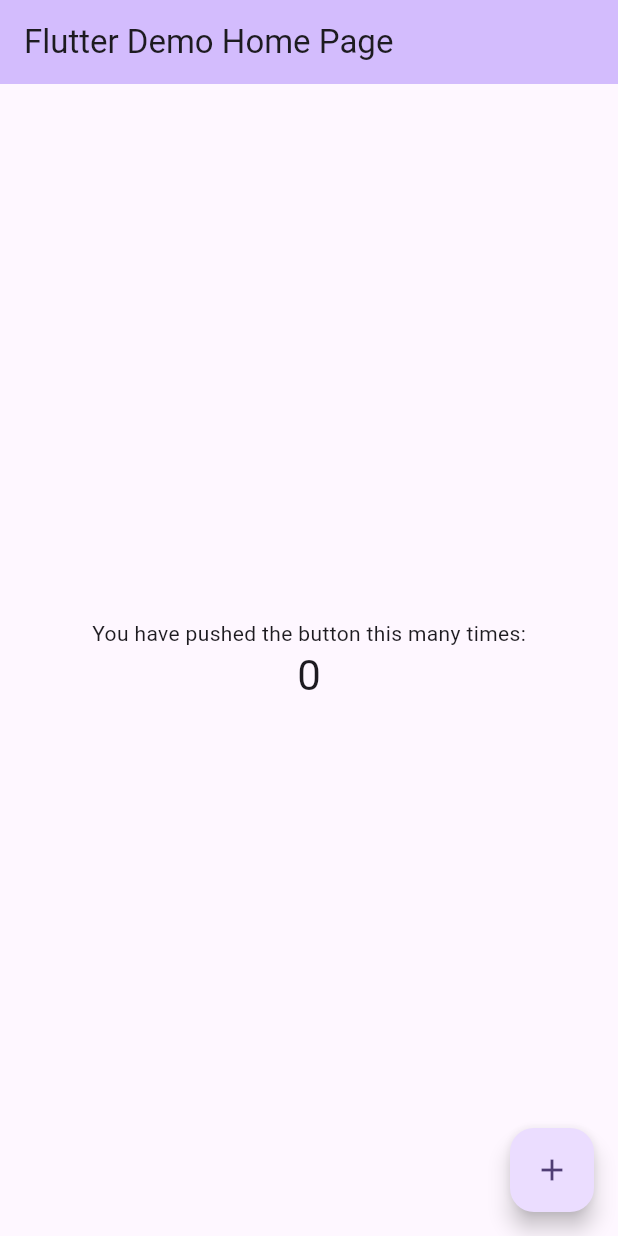
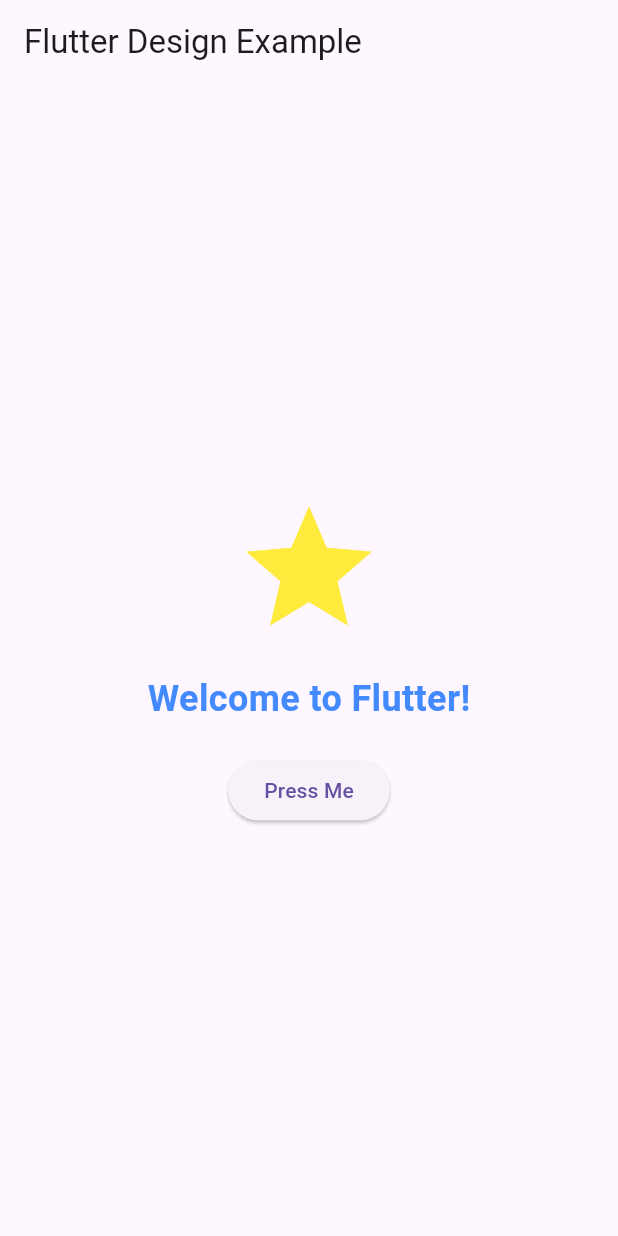
Before and after one commit to CHRISTIANMESTOLA/ordermanagement, a Flutter app: the screen it shows after launch, on a phone screen of 412 x 824 dp. Run offline on Flutter 3.47's test engine with Material 3 defaults, Android fonts, the phone set to English and light mode, and no system bars.

Commit message:
2nd change

```diff
--- a/lib/main.dart
+++ b/lib/main.dart
@@ -1,112 +1,63 @@
 import 'package:flutter/material.dart';
 
 void main() {
-  runApp(const MyApp());
+  runApp(MyApp());
 }
 
 class MyApp extends StatelessWidget {
-  const MyApp({super.key});
-
-  // This widget is the root of your application.
   @override
   Widget build(BuildContext context) {
     return MaterialApp(
-      debugShowCheckedModeBanner: false,
-      title: 'Flutter Demo',
+      debugShowCheckedModeBanner: false,  // Removes the debug banner
+      title: 'Flutter Design Example',
       theme: ThemeData(
-
-        colorScheme: ColorScheme.fromSeed(seedColor: Colors.deepPurple),
-        useMaterial3: true,
+        primarySwatch: Colors.blue,
+        visualDensity: VisualDensity.adaptivePlatformDensity,
       ),
-      home: const MyHomePage(title: 'Flutter Demo Home Page'),
+      home: MyHomePage(),
     );
   }
 }
 
-class MyHomePage extends StatefulWidget {
-  const MyHomePage({super.key, required this.title});
-
-  // This widget is the home page of your application. It is stateful, meaning
-  // that it has a State object (defined below) that contains fields that affect
-  // how it looks.
-
-  // This class is the configuration for the state. It holds the values (in this
-  // case the title) provided by the parent (in this case the App widget) and
-  // used by the build method of the State. Fields in a Widget subclass are
-  // always marked "final".
-
-  final String title;
-
-  @override
-  State<MyHomePage> createState() => _MyHomePageState();
-}
-
-class _MyHomePageState extends State<MyHomePage> {
-  int _counter = 0;
-
-  void _incrementCounter() {
-    setState(() {
-      // This call to setState tells the Flutter framework that something has
-      // changed in this State, which causes it to rerun the build method below
-      // so that the display can reflect the updated values. If we changed
-      // _counter without calling setState(), then the build method would not be
-      // called again, and so nothing would appear to happen.
-      _counter++;
-    });
-  }
-
+class MyHomePage extends StatelessWidget {
   @override
   Widget build(BuildContext context) {
-    // This method is rerun every time setState is called, for instance as done
-    // by the _incrementCounter method above.
-    //
-    // The Flutter framework has been optimized to make rerunning build methods
-    // fast, so that you can just rebuild anything that needs updating rather
-    // than having to individually change instances of widgets.
     return Scaffold(
       appBar: AppBar(
-        // TRY THIS: Try changing the color here to a specific color (to
-        // Colors.amber, perhaps?) and trigger a hot reload to see the AppBar
-        // change color while the other colors stay the same.
-        backgroundColor: Theme.of(context).colorScheme.inversePrimary,
-        // Here we take the value from the MyHomePage object that was created by
-        // the App.build method, and use it to set our appbar title.
-        title: Text(widget.title),
+        title: Text('Flutter Design Example'),
       ),
       body: Center(
-        // Center is a layout widget. It takes a single child and positions it
-        // in the middle of the parent.
         child: Column(
-          // Column is also a layout widget. It takes a list of children and
-          // arranges them vertically. By default, it sizes itself to fit its
-          // children horizontally, and tries to be as tall as its parent.
-          //
-          // Column has various properties to control how it sizes itself and
-          // how it positions its children. Here we use mainAxisAlignment to
-          // center the children vertically; the main axis here is the vertical
-          // axis because Columns are vertical (the cross axis would be
-          // horizontal).
-          //
-          // TRY THIS: Invoke "debug painting" (choose the "Toggle Debug Paint"
-          // action in the IDE, or press "p" in the console), to see the
-          // wireframe for each widget.
           mainAxisAlignment: MainAxisAlignment.center,
+          crossAxisAlignment: CrossAxisAlignment.center,
           children: <Widget>[
-            const Text(
-              'You have pushed the button this many times:',
+            Icon(
+              Icons.star,
+              size: 100.0,
+              color: Colors.yellow,
             ),
+            SizedBox(height: 20),
             Text(
-              '$_counter',
-              style: Theme.of(context).textTheme.headlineMedium,
+              'Welcome to Flutter!',
+              style: TextStyle(
+                fontSize: 24,
+                fontWeight: FontWeight.bold,
+                color: Colors.blueAccent,
+              ),
+            ),
+            SizedBox(height: 20),
+            ElevatedButton(
+              onPressed: () {
+                // Action on button press
+                ScaffoldMessenger.of(context).showSnackBar(SnackBar(
+                  content: Text('Button Pressed!'),
+                ));
+              },
+              child: Text('Press Me'),
             ),
           ],
         ),
       ),
-      floatingActionButton: FloatingActionButton(
-        onPressed: _incrementCounter,
-        tooltip: 'Increment',
-        child: const Icon(Icons.add),
-      ), // This trailing comma makes auto-formatting nicer for build methods.
     );
   }
 }
```
